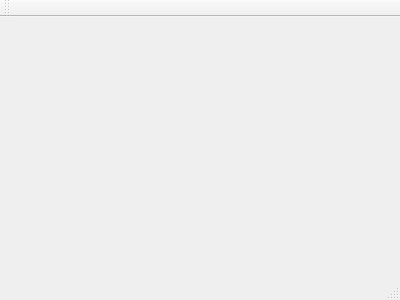
jcmayoral/VisionUtils, file mainwindow.ui: the form before one commit.
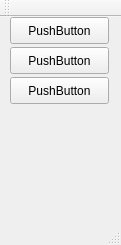
The form after the commit.

```diff
--- a/mainwindow.ui
+++ b/mainwindow.ui
@@ -1,24 +1,79 @@
 <ui version="4.0">
  <class>MainWindow</class>
- <widget class="QMainWindow" name="MainWindow" >
-  <property name="geometry" >
+ <widget class="QMainWindow" name="MainWindow">
+  <property name="geometry">
    <rect>
     <x>0</x>
     <y>0</y>
-    <width>400</width>
-    <height>300</height>
+    <width>121</width>
+    <height>245</height>
    </rect>
   </property>
   <property name="windowTitle" >
    <string>MainWindow</string>
   </property>
-  <widget class="QMenuBar" name="menuBar" />
-  <widget class="QToolBar" name="mainToolBar" />
-  <widget class="QWidget" name="centralWidget" />
-  <widget class="QStatusBar" name="statusBar" />
+  <widget class="QWidget" name="centralWidget">
+   <widget class="QPushButton" name="pushButton">
+    <property name="geometry">
+     <rect>
+      <x>10</x>
+      <y>0</y>
+      <width>99</width>
+      <height>27</height>
+     </rect>
+    </property>
+    <property name="text">
+     <string>PushButton</string>
+    </property>
+   </widget>
+   <widget class="QPushButton" name="pushButton_2">
+    <property name="geometry">
+     <rect>
+      <x>10</x>
+      <y>30</y>
+      <width>99</width>
+      <height>27</height>
+     </rect>
+    </property>
+    <property name="text">
+     <string>PushButton</string>
+    </property>
+   </widget>
+   <widget class="QPushButton" name="pushButton_3">
+    <property name="geometry">
+     <rect>
+      <x>10</x>
+      <y>60</y>
+      <width>99</width>
+      <height>27</height>
+     </rect>
+    </property>
+    <property name="text">
+     <string>PushButton</string>
+    </property>
+   </widget>
+  </widget>
+  <widget class="QMenuBar" name="menuBar">
+   <property name="geometry">
+    <rect>
+     <x>0</x>
+     <y>0</y>
+     <width>121</width>
+     <height>25</height>
+    </rect>
+   </property>
+  </widget>
+  <widget class="QToolBar" name="mainToolBar">
+   <attribute name="toolBarArea">
+    <enum>TopToolBarArea</enum>
+   </attribute>
+   <attribute name="toolBarBreak">
+    <bool>false</bool>
+   </attribute>
+  </widget>
+  <widget class="QStatusBar" name="statusBar"/>
  </widget>
- <layoutDefault spacing="6" margin="11" />
- <pixmapfunction></pixmapfunction>
+ <layoutdefault spacing="6" margin="11"/>
  <resources/>
  <connections/>
 </ui>
```
Left out of the diff: 3 changed lines with no effect on the pictures.
